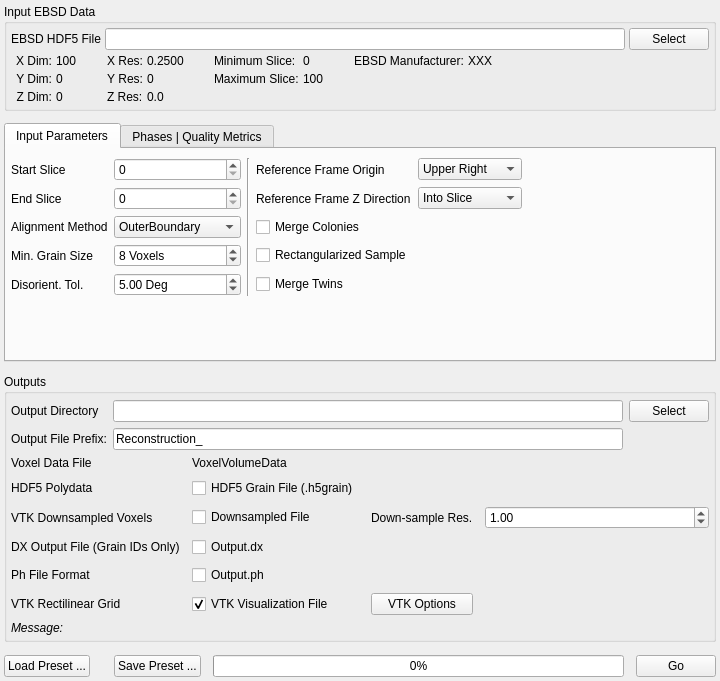
Above: Source/Plugins/Reconstruction/UI/ReconstructionWidget.ui from BlueQuartzSoftware/DREAM3D before the change. Below: the same form after it.
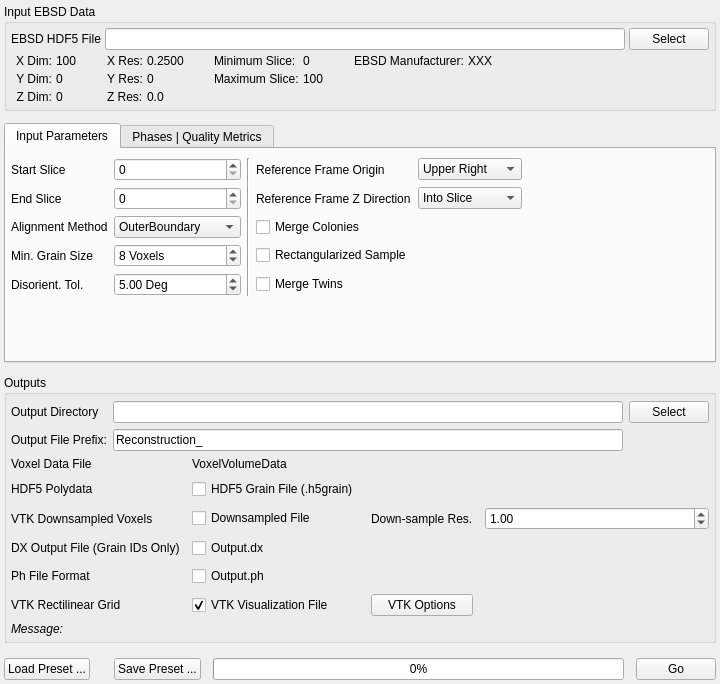
That is the form after the change. Icons and pictures are not drawn. Custom widgets are drawn as their Qt base class.

Commit message: Adjusting the UI of the Surface Meshing Plugin to better organize the output file options. STL output files are now named with the output prefix in addition to their grain number.

What changed in the file:
```diff
--- a/Source/Plugins/Reconstruction/UI/ReconstructionWidget.ui
+++ b/Source/Plugins/Reconstruction/UI/ReconstructionWidget.ui
@@ -7,7 +7,7 @@
     <x>0</x>
     <y>0</y>
     <width>720</width>
-    <height>681</height>
+    <height>684</height>
    </rect>
   </property>
   <property name="sizePolicy">
```
Left out of the diff: 6 changed lines with no effect on the pictures. The commit also changes 6 other files.
